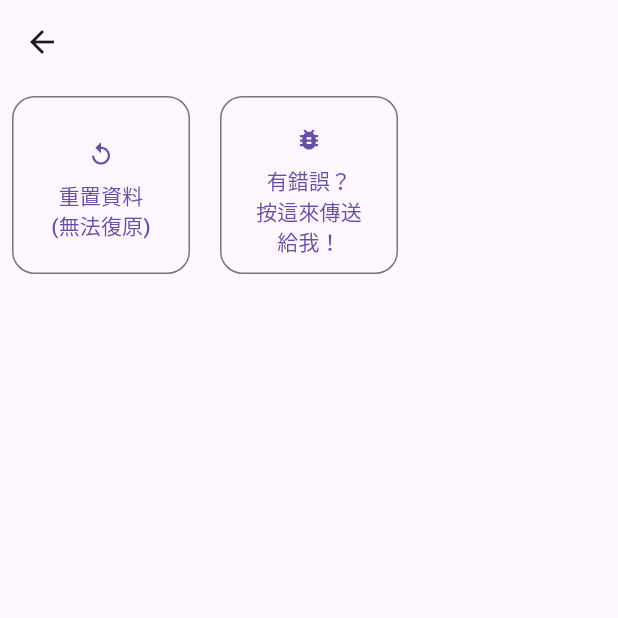
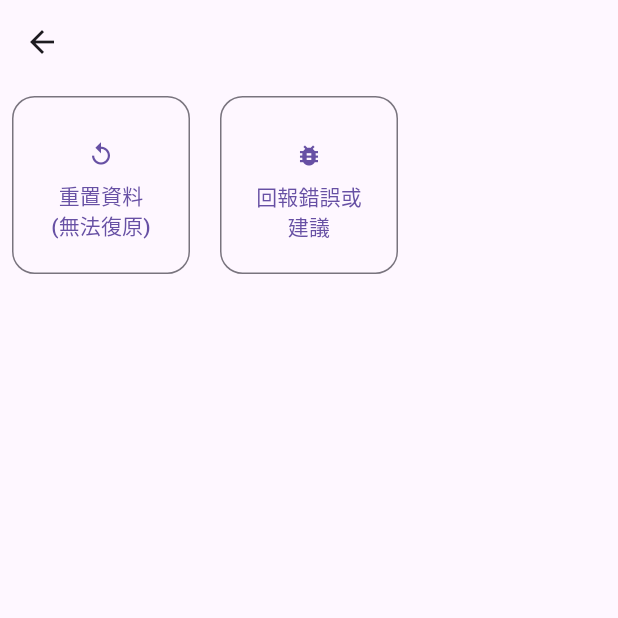
Before and after one commit to billy948787/UsefulMoney, a Flutter app: the SettingView screen opened directly, on a phone screen of 412 x 824 dp, the top half of it. Run offline on Flutter 3.47's test engine with Material 3 defaults, Android fonts, the phone set to English and light mode, and no system bars; our stand-ins replace bloc, equatable, flutter_bloc, flutter_slidable, sqflite; missing offline and left inert: feedback; accounts and stored records are empty.

```diff
--- a/lib/widgets/settings/send_bug_button.dart
+++ b/lib/widgets/settings/send_bug_button.dart
@@ -21,7 +21,7 @@ class SendBugButton extends StatelessWidget {
           },
         );
       },
-      content: '有錯誤？ 按這來傳送給我！',
+      content: '回報錯誤或建議',
       icon: const Icon(Icons.bug_report),
     );
   }
```
